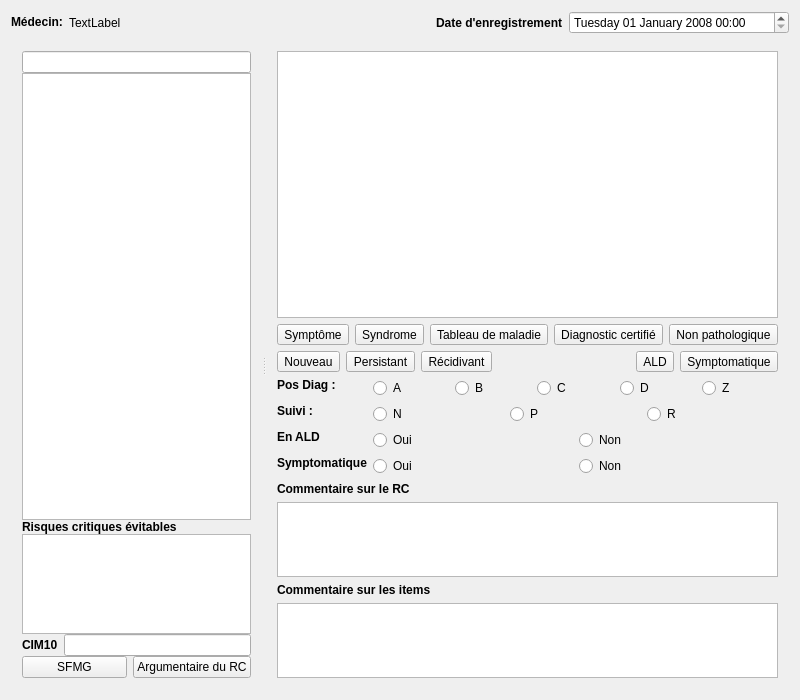
This is freedrc/plugins/edrcplugin/widgets/rceditorwidget.ui in FreeHealth/freehealth as Qt 5 draws it before an edit. The edited form follows.
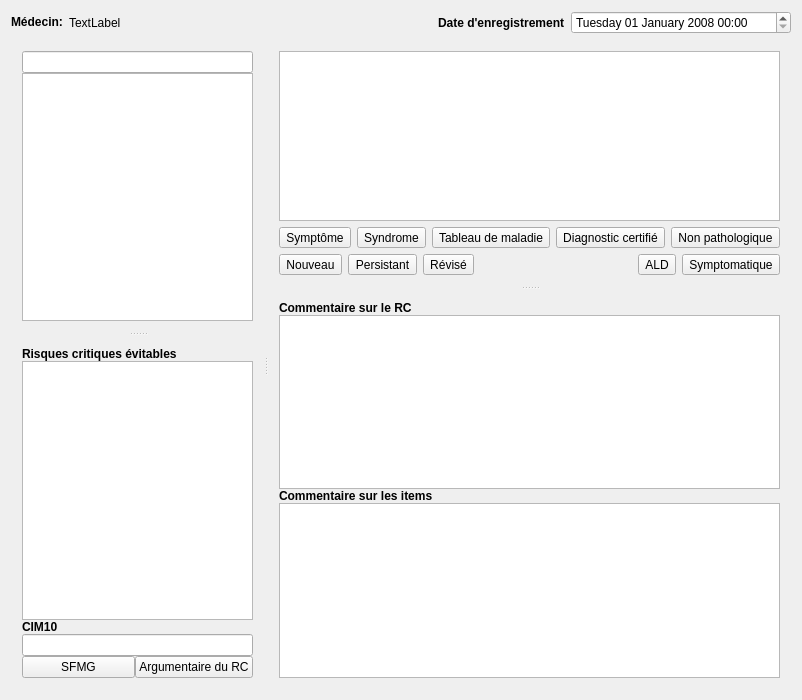
This is the edited form. Custom widgets are drawn as their Qt base class.

Patch:
```diff
--- a/freedrc/plugins/edrcplugin/widgets/rceditorwidget.ui
+++ b/freedrc/plugins/edrcplugin/widgets/rceditorwidget.ui
@@ -7,7 +7,7 @@
    <rect>
     <x>0</x>
     <y>0</y>
-    <width>800</width>
+    <width>802</width>
     <height>700</height>
    </rect>
   </property>
@@ -48,39 +48,7 @@
     </disabled>
    </palette>
   </property>
-  <layout class="QGridLayout" name="gridLayout_2">
-   <item row="0" column="0">
-    <widget class="QLabel" name="ui_label_Noms">
-     <property name="sizePolicy">
-      <sizepolicy hsizetype="Fixed" vsizetype="Preferred">
-       <horstretch>0</horstretch>
-       <verstretch>0</verstretch>
-      </sizepolicy>
-     </property>
-     <property name="maximumSize">
-      <size>
-       <width>16777215</width>
-       <height>22</height>
-      </size>
-     </property>
-     <property name="font">
-      <font>
-       <weight>75</weight>
-       <bold>true</bold>
-      </font>
-     </property>
-     <property name="text">
-      <string>Médecin:</string>
-     </property>
-    </widget>
-   </item>
-   <item row="0" column="1">
-    <widget class="QLabel" name="label_5">
-     <property name="text">
-      <string>TextLabel</string>
-     </property>
-    </widget>
-   </item>
+  <layout class="QGridLayout" name="gridLayout">
    <item row="0" column="2">
     <widget class="QLabel" name="label_6">
      <property name="sizePolicy">
@@ -126,10 +94,46 @@
      </property>
     </widget>
    </item>
+   <item row="0" column="0">
+    <widget class="QLabel" name="ui_label_Noms">
+     <property name="sizePolicy">
+      <sizepolicy hsizetype="Fixed" vsizetype="Preferred">
+       <horstretch>0</horstretch>
+       <verstretch>0</verstretch>
+      </sizepolicy>
+     </property>
+     <property name="maximumSize">
+      <size>
+       <width>16777215</width>
+       <height>22</height>
+      </size>
+     </property>
+     <property name="font">
+      <font>
+       <weight>75</weight>
+       <bold>true</bold>
+      </font>
+     </property>
+     <property name="text">
+      <string>Médecin:</string>
+     </property>
+    </widget>
+   </item>
+   <item row="0" column="1">
+    <widget class="QLabel" name="label_5">
+     <property name="text">
+      <string>TextLabel</string>
+     </property>
+    </widget>
+   </item>
    <item row="1" column="0" colspan="4">
-    <widget class="QSplitter" name="splitter">
+    <widget class="QSplitter" name="centralSplitter">
      <property name="orientation">
       <enum>Qt::Horizontal</enum>
+     </property>
+     <widget class="QSplitter" name="searchSplitter">
+      <property name="orientation">
+       <enum>Qt::Vertical</enum>
      </property>
      <widget class="QWidget" name="layoutWidget">
       <layout class="QVBoxLayout" name="verticalLayout">
@@ -184,8 +188,21 @@
          </property>
         </widget>
        </item>
+       </layout>
+      </widget>
+      <widget class="QWidget" name="layoutWidget">
+       <layout class="QVBoxLayout" name="verticalLayout_3">
+        <property name="spacing">
+         <number>0</number>
+        </property>
        <item>
         <widget class="QLabel" name="textLabel7">
+          <property name="sizePolicy">
+           <sizepolicy hsizetype="Preferred" vsizetype="Fixed">
+            <horstretch>0</horstretch>
+            <verstretch>0</verstretch>
+           </sizepolicy>
+          </property>
          <property name="font">
           <font>
            <weight>75</weight>
@@ -205,6 +222,12 @@
          <property name="maximumSize">
           <size>
            <width>16777215</width>
+            <height>16777215</height>
+           </size>
+          </property>
+          <property name="baseSize">
+           <size>
+            <width>0</width>
            <height>100</height>
           </size>
          </property>
@@ -214,10 +237,11 @@
          <property name="whatsThis">
           <string>Les risques critiques évitables sont détaillés dans cette liste.</string>
          </property>
-        </widget>
-       </item>
-       <item>
-        <layout class="QHBoxLayout" name="horizontalLayout_3">
+          <property name="editTriggers">
+           <set>QAbstractItemView::NoEditTriggers</set>
+          </property>
+         </widget>
+        </item>
          <item>
           <widget class="QLabel" name="label_8">
            <property name="font">
@@ -238,10 +262,11 @@
            </property>
           </widget>
          </item>
-        </layout>
-       </item>
        <item>
         <layout class="QHBoxLayout" name="horizontalLayout_8">
+          <property name="spacing">
+           <number>0</number>
+          </property>
          <item>
           <widget class="QPushButton" name="SFMG">
            <property name="text">
@@ -260,6 +285,11 @@
        </item>
       </layout>
      </widget>
+     </widget>
+     <widget class="QSplitter" name="commentSplitter">
+      <property name="orientation">
+       <enum>Qt::Vertical</enum>
+      </property>
      <widget class="QWidget" name="layoutWidget_2">
       <layout class="QVBoxLayout" name="verticalLayout_2">
        <item>
@@ -333,6 +363,19 @@
            </property>
           </widget>
          </item>
+          <item>
+           <spacer name="horizontalSpacer_2">
+            <property name="orientation">
+             <enum>Qt::Horizontal</enum>
+            </property>
+            <property name="sizeHint" stdset="0">
+             <size>
+              <width>40</width>
+              <height>20</height>
+             </size>
+            </property>
+           </spacer>
+          </item>
         </layout>
        </item>
        <item>
@@ -342,6 +385,9 @@
            <property name="text">
             <string>Nouveau</string>
            </property>
+            <property name="checkable">
+             <bool>true</bool>
+            </property>
           </widget>
          </item>
          <item>
@@ -349,12 +395,18 @@
            <property name="text">
             <string>Persistant</string>
            </property>
+            <property name="checkable">
+             <bool>true</bool>
+            </property>
           </widget>
          </item>
          <item>
           <widget class="QToolButton" name="toolButton_8">
            <property name="text">
-            <string>Récidivant</string>
+             <string>Révisé</string>
+            </property>
+            <property name="checkable">
+             <bool>true</bool>
            </property>
           </widget>
          </item>
@@ -376,6 +428,9 @@
            <property name="text">
             <string>ALD</string>
            </property>
+            <property name="checkable">
+             <bool>true</bool>
+            </property>
           </widget>
          </item>
          <item>
@@ -383,204 +438,28 @@
            <property name="text">
             <string>Symptomatique</string>
            </property>
-          </widget>
-         </item>
-        </layout>
-       </item>
-       <item>
-        <layout class="QFormLayout" name="formLayout">
-         <item row="0" column="0">
-          <widget class="QLabel" name="label_3">
-           <property name="sizePolicy">
-            <sizepolicy hsizetype="Preferred" vsizetype="Fixed">
-             <horstretch>0</horstretch>
-             <verstretch>0</verstretch>
-            </sizepolicy>
-           </property>
-           <property name="font">
-            <font>
-             <weight>75</weight>
-             <bold>true</bold>
-            </font>
-           </property>
-           <property name="text">
-            <string>Pos Diag :</string>
-           </property>
-          </widget>
-         </item>
-         <item row="0" column="1">
-          <layout class="QHBoxLayout" name="horizontalLayout">
-           <item>
-            <widget class="QRadioButton" name="radioDiagA">
-             <property name="toolTip">
-              <string notr="true">Symptôme</string>
-             </property>
-             <property name="text">
-              <string notr="true">A</string>
-             </property>
-            </widget>
-           </item>
-           <item>
-            <widget class="QRadioButton" name="radioDiagB">
-             <property name="toolTip">
-              <string notr="true">Syndrome</string>
-             </property>
-             <property name="text">
-              <string notr="true">B</string>
-             </property>
-            </widget>
-           </item>
-           <item>
-            <widget class="QRadioButton" name="radioDiagC">
-             <property name="toolTip">
-              <string notr="true">Tableau de maladie</string>
-             </property>
-             <property name="text">
-              <string notr="true">C</string>
-             </property>
-            </widget>
-           </item>
-           <item>
-            <widget class="QRadioButton" name="radioDiagD">
-             <property name="toolTip">
-              <string notr="true">Maladie confirmée</string>
-             </property>
-             <property name="text">
-              <string notr="true">D</string>
-             </property>
-            </widget>
-           </item>
-           <item>
-            <widget class="QRadioButton" name="radioDiagZ">
-             <property name="text">
-              <string notr="true">Z</string>
-             </property>
-            </widget>
-           </item>
-          </layout>
-         </item>
-         <item row="1" column="0">
-          <widget class="QLabel" name="label_2">
-           <property name="font">
-            <font>
-             <weight>75</weight>
-             <bold>true</bold>
-            </font>
-           </property>
-           <property name="text">
-            <string>Suivi :</string>
-           </property>
-           <property name="alignment">
-            <set>Qt::AlignLeading|Qt::AlignLeft|Qt::AlignTop</set>
-           </property>
-          </widget>
-         </item>
-         <item row="1" column="1">
-          <layout class="QHBoxLayout" name="horizontalLayout_2">
-           <item>
-            <widget class="QRadioButton" name="radioSuiviN">
-             <property name="toolTip">
-              <string notr="true">Situation nouvelle</string>
-             </property>
-             <property name="text">
-              <string notr="true">N</string>
-             </property>
-            </widget>
-           </item>
-           <item>
-            <widget class="QRadioButton" name="radioSuiviP">
-             <property name="toolTip">
-              <string notr="true">Situation persistante</string>
-             </property>
-             <property name="text">
-              <string notr="true">P</string>
-             </property>
-            </widget>
-           </item>
-           <item>
-            <widget class="QRadioButton" name="radioSuiviR">
-             <property name="toolTip">
-              <string notr="true">Situation à réviser ; lorsque la situation a évolué ou a été précisée (examen complémentaire). Par exemple, après réalisation d’une fibroscopie le RC EPIGASTRALGIE initialement retenu sera révisé en RC ULCERE GASTRO-DUODENAL.</string>
-             </property>
-             <property name="text">
-              <string notr="true">R</string>
-             </property>
-            </widget>
-           </item>
-          </layout>
-         </item>
-         <item row="2" column="0">
-          <widget class="QLabel" name="label">
-           <property name="font">
-            <font>
-             <weight>75</weight>
-             <bold>true</bold>
-            </font>
-           </property>
-           <property name="text">
-            <string>En ALD</string>
-           </property>
-           <property name="alignment">
-            <set>Qt::AlignLeading|Qt::AlignLeft|Qt::AlignTop</set>
-           </property>
-          </widget>
-         </item>
-         <item row="2" column="1">
-          <layout class="QHBoxLayout" name="horizontalLayout_4">
-           <item>
-            <widget class="QRadioButton" name="radioAldOui">
-             <property name="text">
-              <string notr="true">Oui</string>
-             </property>
-            </widget>
-           </item>
-           <item>
-            <widget class="QRadioButton" name="radioAldNon">
-             <property name="text">
-              <string notr="true">Non</string>
-             </property>
-            </widget>
-           </item>
-          </layout>
-         </item>
-         <item row="3" column="0">
-          <widget class="QLabel" name="label_4">
-           <property name="font">
-            <font>
-             <weight>75</weight>
-             <bold>true</bold>
-            </font>
-           </property>
-           <property name="text">
-            <string notr="true">Symptomatique</string>
-           </property>
-           <property name="alignment">
-            <set>Qt::AlignLeading|Qt::AlignLeft|Qt::AlignTop</set>
-           </property>
-          </widget>
-         </item>
-         <item row="3" column="1">
-          <layout class="QHBoxLayout" name="horizontalLayout_5">
-           <item>
-            <widget class="QRadioButton" name="radioSymptoOui">
-             <property name="text">
-              <string notr="true">Oui</string>
-             </property>
-            </widget>
-           </item>
-           <item>
-            <widget class="QRadioButton" name="radioSymptoNon">
-             <property name="text">
-              <string notr="true">Non</string>
-             </property>
-            </widget>
-           </item>
-          </layout>
-         </item>
-        </layout>
-       </item>
+            <property name="checkable">
+             <bool>true</bool>
+            </property>
+           </widget>
+          </item>
+         </layout>
+        </item>
+       </layout>
+      </widget>
+      <widget class="QWidget" name="layoutWidget">
+       <layout class="QVBoxLayout" name="verticalLayout_4">
+        <property name="spacing">
+         <number>0</number>
+        </property>
        <item>
         <widget class="QLabel" name="label_9">
+          <property name="sizePolicy">
+           <sizepolicy hsizetype="Preferred" vsizetype="Fixed">
+            <horstretch>0</horstretch>
+            <verstretch>0</verstretch>
+           </sizepolicy>
+          </property>
          <property name="font">
           <font>
            <weight>75</weight>
@@ -597,6 +476,12 @@
          <property name="maximumSize">
           <size>
            <width>16777215</width>
+            <height>16777215</height>
+           </size>
+          </property>
+          <property name="baseSize">
+           <size>
+            <width>0</width>
            <height>75</height>
           </size>
          </property>
@@ -604,6 +489,12 @@
        </item>
        <item>
         <widget class="QLabel" name="label_7">
+          <property name="sizePolicy">
+           <sizepolicy hsizetype="Preferred" vsizetype="Fixed">
+            <horstretch>0</horstretch>
+            <verstretch>0</verstretch>
+           </sizepolicy>
+          </property>
          <property name="font">
           <font>
            <weight>75</weight>
@@ -620,6 +511,12 @@
          <property name="maximumSize">
           <size>
            <width>16777215</width>
+            <height>16777215</height>
+           </size>
+          </property>
+          <property name="baseSize">
+           <size>
+            <width>0</width>
            <height>75</height>
           </size>
          </property>
@@ -636,6 +533,7 @@
       </layout>
      </widget>
     </widget>
+    </widget>
    </item>
   </layout>
  </widget>
```
Left out of the diff: 30 changed lines with no effect on the pictures. Lines whose indentation alone changed are shown as unchanged.
